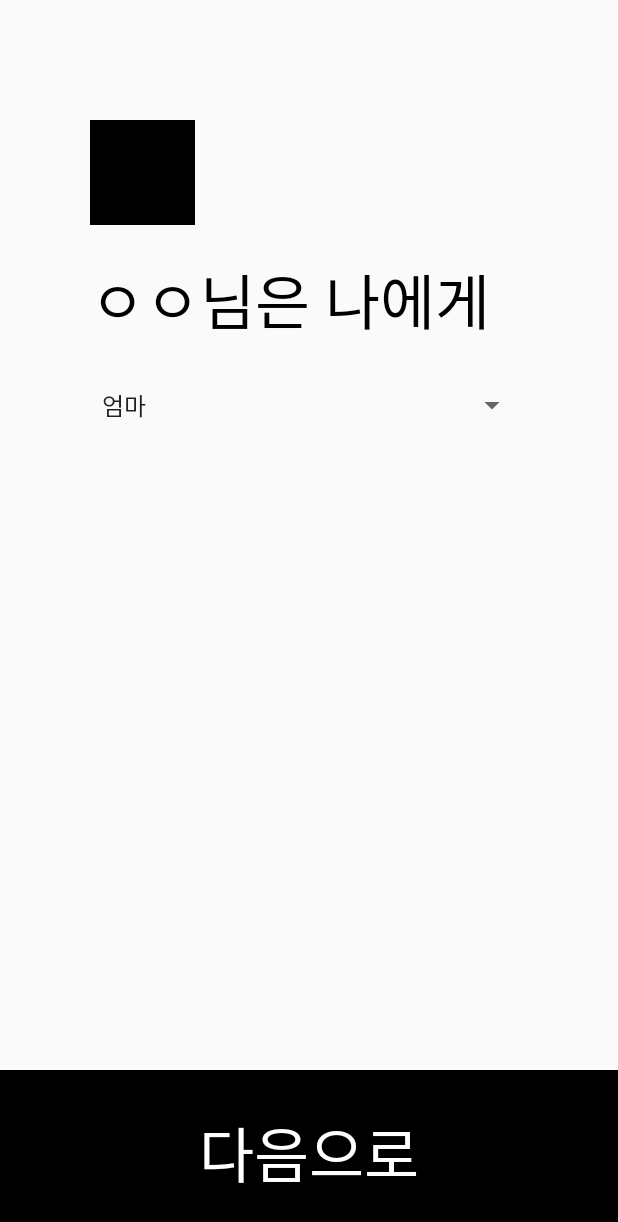
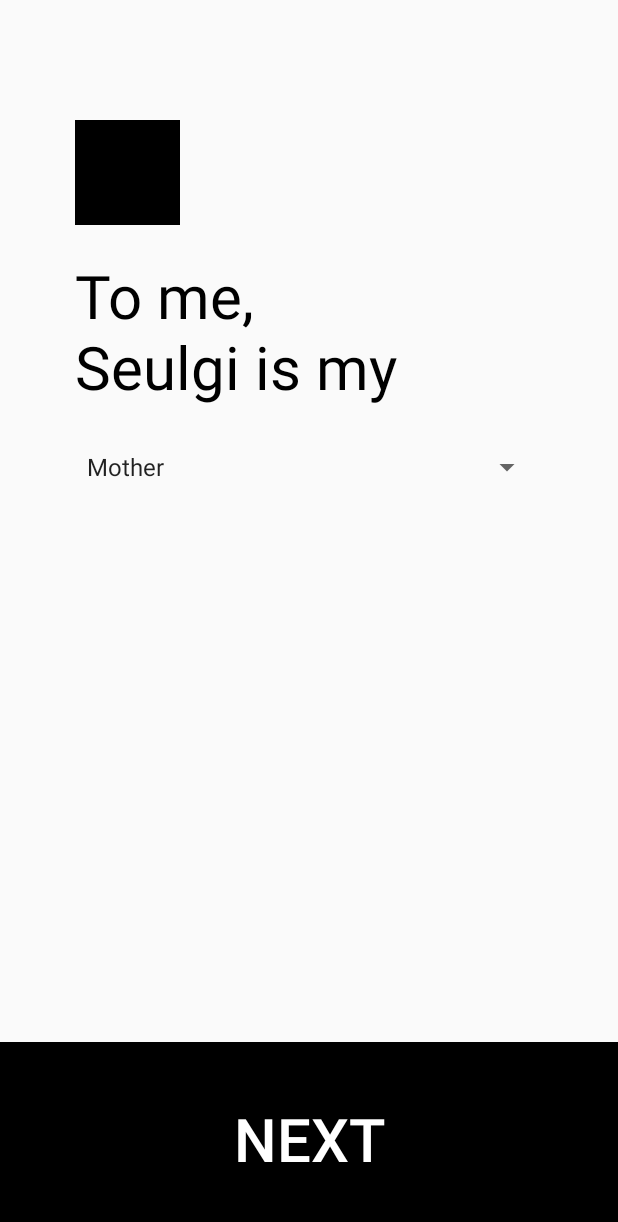
Before and after one commit to mash-up-kr/nnaa-android, an Android app: the screen it shows after launch (SetTypeOfFriendActivity), on a phone screen of 412 x 824 dp. Shown: the top 1222 px of the screen. Run offline under Robolectric (Android 15) with nearby library versions, the phone set to English and light mode, and no system bars.

Commit message:
ADD Multi-ligual Support

```diff
--- a/app/src/main/java/com/mashup/nnaa/MainActivity.java
+++ b/app/src/main/java/com/mashup/nnaa/MainActivity.java
@@ -11,5 +11,6 @@ public class MainActivity extends AppCompatActivity {
     protected void onCreate(Bundle savedInstanceState) {
         super.onCreate(savedInstanceState);
         setContentView(R.layout.activity_main);
+
     }
 }
--- a/app/src/main/java/com/mashup/nnaa/SetTypeOfFriendActivity.java
+++ b/app/src/main/java/com/mashup/nnaa/SetTypeOfFriendActivity.java
@@ -2,10 +2,15 @@ package com.mashup.nnaa;
 
 import androidx.appcompat.app.AppCompatActivity;
 
+import android.content.res.Resources;
 import android.os.Bundle;
+import android.util.Log;
 import android.widget.ArrayAdapter;
 import android.widget.Button;
 import android.widget.Spinner;
+import android.widget.TextView;
+
+import org.w3c.dom.Text;
 
 public class SetTypeOfFriendActivity extends AppCompatActivity {
 
@@ -14,16 +19,20 @@ public class SetTypeOfFriendActivity extends AppCompatActivity {
         super.onCreate(savedInstanceState);
         setContentView(R.layout.activity_set_type_of_friend);
 
-
         //Spinner
-        Spinner friendTypeSpinner = (Spinner)findViewById(R.id.spnTypeOfFriend);
+        Spinner friendTypeSpinner = findViewById(R.id.spnTypeOfFriend);
         ArrayAdapter friendTypeAdapter = ArrayAdapter.createFromResource(this,
                 R.array.type_of_friend,android.R.layout.simple_spinner_item);
         friendTypeAdapter.setDropDownViewResource(android.R.layout.simple_spinner_dropdown_item);
         friendTypeSpinner.setAdapter(friendTypeAdapter);
 
         //NextButton
-        Button nextbtninTOF = (Button)findViewById(R.id.nextbtninTOF);
+        Button nextbtninTOF = findViewById(R.id.nextbtninTOF);
 
+        Resources res = getResources();
+        String yourname = "Seulgi";
+        String iswhom = String.format(res.getString(R.string.youaremy), yourname);
+        TextView youaremy = findViewById(R.id.youaremy);
+        youaremy.setText(iswhom);
     }
 }
--- a/app/src/main/java/com/mashup/nnaa/SplashActivity.java
+++ b/app/src/main/java/com/mashup/nnaa/SplashActivity.java
@@ -25,7 +25,7 @@ public class SplashActivity extends AppCompatActivity {
                 finish();
             }
 
-        }, 3000);
+        }, 2000);
 
 
 
--- a/app/src/main/res/layout/activity_set_type_of_friend.xml
+++ b/app/src/main/res/layout/activity_set_type_of_friend.xml
@@ -16,9 +16,8 @@
             android:layout_height="wrap_content"
             android:layout_weight="8"
             android:paddingTop="80dp"
-            android:paddingLeft="60dp"
-            android:paddingRight="60dp"
-
+            android:paddingLeft="50dp"
+            android:paddingRight="50dp"
             android:orientation="vertical">
 
             <ImageView
@@ -28,12 +27,13 @@
                 android:src="@drawable/profileimage"/>
 
             <TextView
+                android:id="@+id/youaremy"
                 android:layout_width="wrap_content"
                 android:layout_height="wrap_content"
-                android:text="ㅇㅇ님은 나에게"
+                android:text="@string/youaremy"
                 android:textColor="@color/colorBlack"
-                android:paddingTop="20dp"
-                android:textSize="40sp"/>
+                android:textSize="40sp"
+                android:paddingTop="20dp"/>
 
             <!--TODO : 드롭다운 뜨는거 next버튼 위로만 뜨게하고싶음-->
             <Spinner
@@ -44,16 +44,14 @@
         </LinearLayout>
         <LinearLayout
             android:layout_width="match_parent"
-            android:layout_height="wrap_content"
-            android:layout_weight="1">
+            android:layout_height="0dp"
+            android:layout_weight="3">
 
-            <!-- TODO : 버튼 크기 레이아웃 크기에 맞춰서 줄이고 싶음 -->
             <Button
                 android:id="@+id/nextbtninTOF"
                 android:layout_width="match_parent"
                 android:layout_height="match_parent"
-
-                android:text="다음으로"
+                android:text="@string/next"
                 android:textColor="@color/colorWhite"
                 android:textSize="40sp"
                 android:background="@color/colorBlack">
--- a/app/src/main/res/values/arrays.xml
+++ b/app/src/main/res/values/arrays.xml
@@ -1,14 +1,14 @@
 <?xml version="1.0" encoding="utf-8"?>
 <resources>
     <string-array name="type_of_friend">
-        <item>엄마</item>
-        <item>아빠</item>
-        <item>동생</item>
-        <item>형/오빠</item>
-        <item>언니/누나</item>
-        <item>친구</item>
-        <item>연인</item>
-        <item>소중한 사람</item>
+        <item>@string/mother</item>
+        <item>@string/father</item>
+        <item>@string/younger</item>
+        <item>@string/sister</item>
+        <item>@string/brother</item>
+        <item>@string/friend</item>
+        <item>@string/lover</item>
+        <item>@string/vip</item>
     </string-array>
 
 
--- a/app/src/main/res/values/strings.xml
+++ b/app/src/main/res/values/strings.xml
@@ -1,3 +1,17 @@
 <resources>
     <string name="app_name">NNAA</string>
+
+    <!-- 답변자 종류 -->
+    <string name="mother">Mother</string>
+    <string name="father">Father</string>
+    <string name="younger">Younger</string>
+    <string name="brother">Brother</string>
+    <string name="sister">Sister</string>
+    <string name="friend">Friend</string>
+    <string name="lover">Lover</string>
+    <string name="vip">VIP</string>
+    <string name="next">Next</string>
+    <string name="youaremy">To me,\n%s is my</string>
+
+
 </resources>
```
Also changed, not shown: 1 other file.
